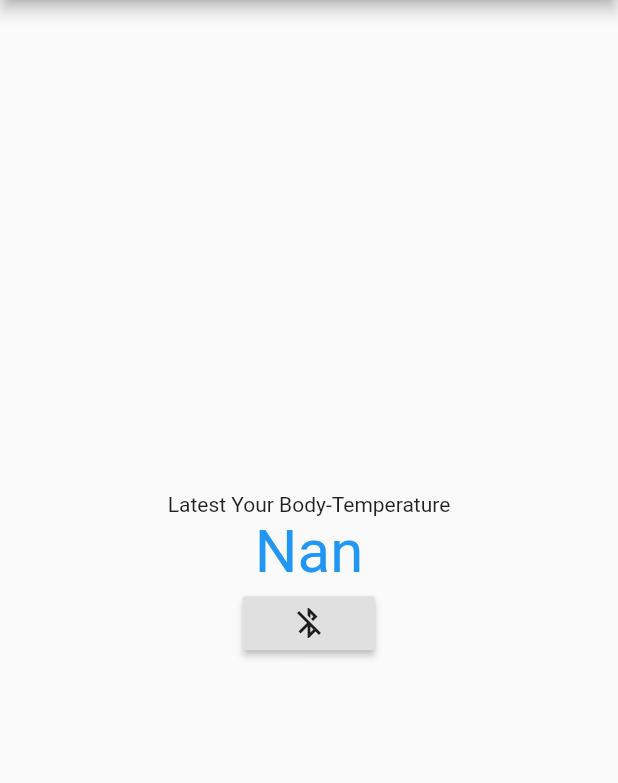
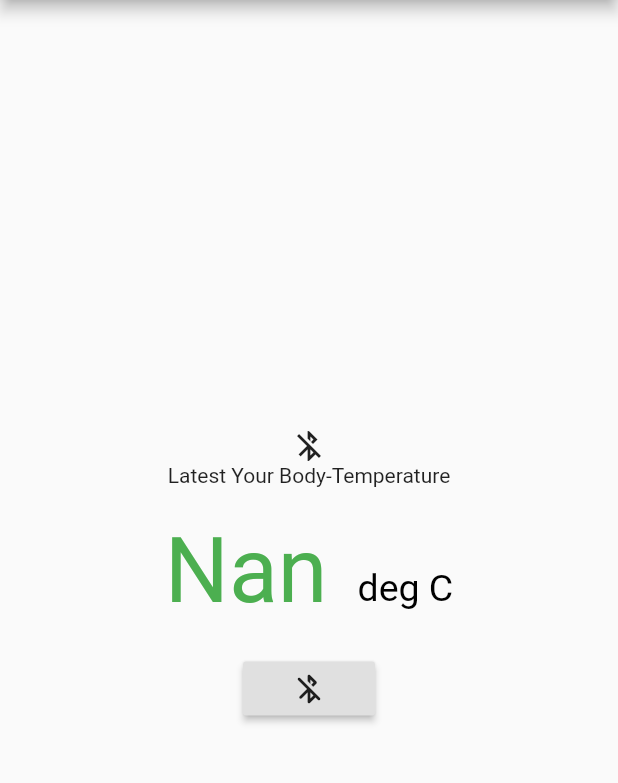
Before and after one commit to AsosanTk/ESP32-BLESample-with-Flutter, a Flutter app: the screen it shows after launch, on a phone screen of 412 x 824 dp, the part 84-867 px from its top. Run offline on Flutter 3.47's test engine with Material 2 defaults, Android fonts, the phone set to English and light mode, and no system bars; our stand-ins replace flutter_blue.

Commit message:
Finished creating App.

```diff
--- a/lib/main.dart
+++ b/lib/main.dart
@@ -1,7 +1,5 @@
-import 'dart:convert';
-
+import 'package:esp32_ble_g3theme/main_model.dart';
 import 'package:flutter/material.dart';
-import 'package:flutter_blue/flutter_blue.dart';
 import 'package:provider/provider.dart';
 
 void main() {
@@ -19,7 +17,9 @@ class MyApp extends StatelessWidget {
   }
 }
 
+// ignore: must_be_immutable
 class HomePage extends StatelessWidget {
+  bool searching = false;
   @override
   Widget build(BuildContext context) {
     return ChangeNotifierProvider<MainModel>(
@@ -33,15 +33,29 @@ class HomePage extends StatelessWidget {
             child: Column(
               mainAxisAlignment: MainAxisAlignment.center,
               children: [
+                Icon(model.isConnected() ? Icons.bluetooth_connected : Icons.bluetooth_disabled),
                 Text('Latest Your Body-Temperature'),
-                Text(model.receiveString, style: TextStyle(fontSize: 40, color: Colors.blue),),
+                SizedBox(width: 100, height: 20,),
+                Row(
+                  mainAxisAlignment: MainAxisAlignment.center,
+                  crossAxisAlignment: CrossAxisAlignment.baseline,
+                  textBaseline: TextBaseline.ideographic,
+                  children: [
+                    Text(model.receiveString, style: TextStyle(fontSize: 60, color: Colors.green),),
+                    SizedBox(width: 20, height: 40,),
+                    Text('deg C', style: TextStyle(fontSize: 25, color: Colors.black))
+                  ],
+                ),
+                SizedBox(width: 100, height: 20,),
                 RaisedButton(
-                  child: Icon(model.isConnected() ? Icons.bluetooth_connected : Icons.bluetooth_disabled),
+                  child: Icon(searching ? Icons.bluetooth_searching_rounded : Icons.bluetooth_disabled_rounded),
                   onPressed: () {
                     if (model.isConnected() == true) {
                       model.disconnect();
+                      searching = false;
                     } else {
                       model.scanDevices();
+                      searching = true;
                     }
                   },
                 ),
@@ -53,75 +67,3 @@ class HomePage extends StatelessWidget {
     );
   }
 }
-
-
-
-class MainModel extends ChangeNotifier {
-
-  final _connectToLocalName = 'ESP32';
-  final FlutterBlue flutterBlue = FlutterBlue.instance;
-  final _timeout = 4;
-  BluetoothDevice _device;
-  BluetoothCharacteristic _notifyCharacteristic;
-  String receiveString = 'Nan';
-  List<int> receiveRaw = [];
-
-
-  void scanDevices() {
-    flutterBlue.startScan(timeout: Duration(seconds: _timeout));
-
-    // Listen to Scan Results
-    var subscription = flutterBlue.scanResults.listen((results) async {
-      for (ScanResult r in results) {
-        print('${r.device.name} found! rssi: ${r.rssi}');
-
-        if (r.device.name == _connectToLocalName) {
-          // Device情報を保持する
-          if (_device == null) {
-            _device = r.device;
-            notifyListeners();
-            await connect();
-            break;
-          }
-        }
-      }
-    });
-
-    flutterBlue.stopScan();
-  }
-
-  void connect() async {
-    await _device.connect();
-    print('Connect!');
-
-    List<BluetoothService> services = await _device.discoverServices();
-    services.forEach((service) async {
-      service.characteristics.forEach((characteristic) async {
-        if (characteristic.properties.notify) {
-          _notifyCharacteristic = characteristic;
-          await _notifyCharacteristic.setNotifyValue(true);
-          _notifyCharacteristic.value.listen((value) {
-            receiveRaw = value;
-            receiveString = utf8.decode(value);
-            print('recevied: ${receiveString}');
-            notifyListeners();
-          });
-          print('notify');
-        }
-      });
-    });
-  }
-
-  void disconnect() {
-    _device.disconnect();
-    _device = null;
-    _notifyCharacteristic = null;
-    print('Disconnect');
-    notifyListeners();
-  }
-
-  bool isConnected() {
-    if (_device == null) return false;
-    return true;
-  }
-}
```
Also changed, not shown: lib/main_model.dart (added, +74 -0 lines).
